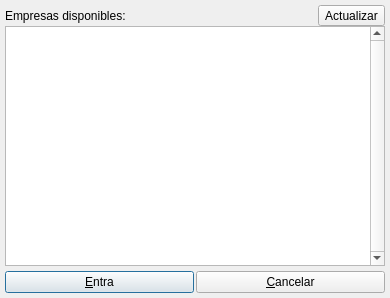
This is bulmages/bulmalib/abreempresabase.ui in eboladev/Bulmages-1 as Qt 5 draws it before an edit. The edited form follows.
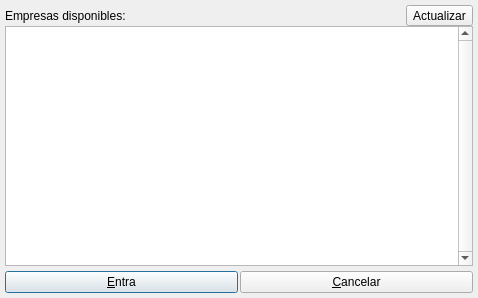
This is the edited form. Icons and pictures are not drawn.

Patch:
```diff
--- a/bulmages/bulmalib/abreempresabase.ui
+++ b/bulmages/bulmalib/abreempresabase.ui
@@ -8,7 +8,7 @@
    <rect>
     <x>0</x>
     <y>0</y>
-    <width>390</width>
+    <width>478</width>
     <height>298</height>
    </rect>
   </property>
```
Left out of the diff: 6 changed lines with no effect on the pictures.
